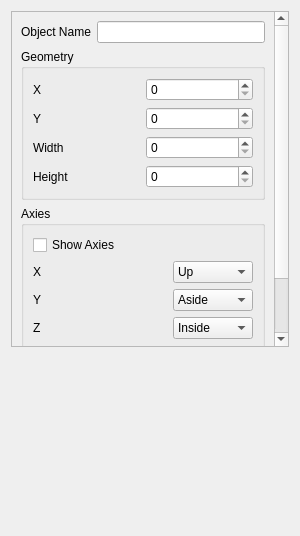
Old version of the form VObject/vobjectinfodialog.ui in the repository IndeemaSoftware/QSimpleScadaSample.
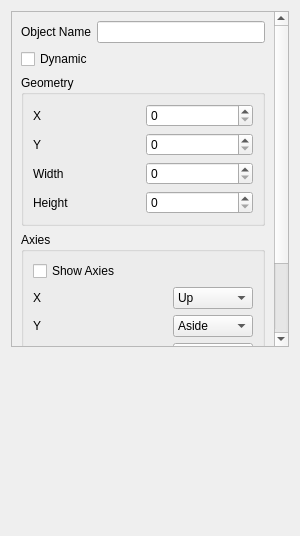
New version of the form.

Commit message: Implemented possibility to change status of dynamic device

What changed in the file:
```diff
--- a/VObject/vobjectinfodialog.ui
+++ b/VObject/vobjectinfodialog.ui
@@ -31,7 +31,7 @@
         <x>0</x>
         <y>0</y>
         <width>266</width>
-        <height>492</height>
+        <height>524</height>
        </rect>
       </property>
       <layout class="QVBoxLayout" name="verticalLayout_5">
@@ -56,6 +56,13 @@
          </item>
         </layout>
        </item>
+       <item>
+        <widget class="QCheckBox" name="checkBoxDynamic">
+         <property name="text">
+          <string>Dynamic</string>
+         </property>
+        </widget>
+       </item>
        <item>
         <widget class="QGroupBox" name="groupBox">
          <property name="title">
```
Left out of the diff: 2 changed lines with no effect on the pictures. The commit also changes 10 other files.
